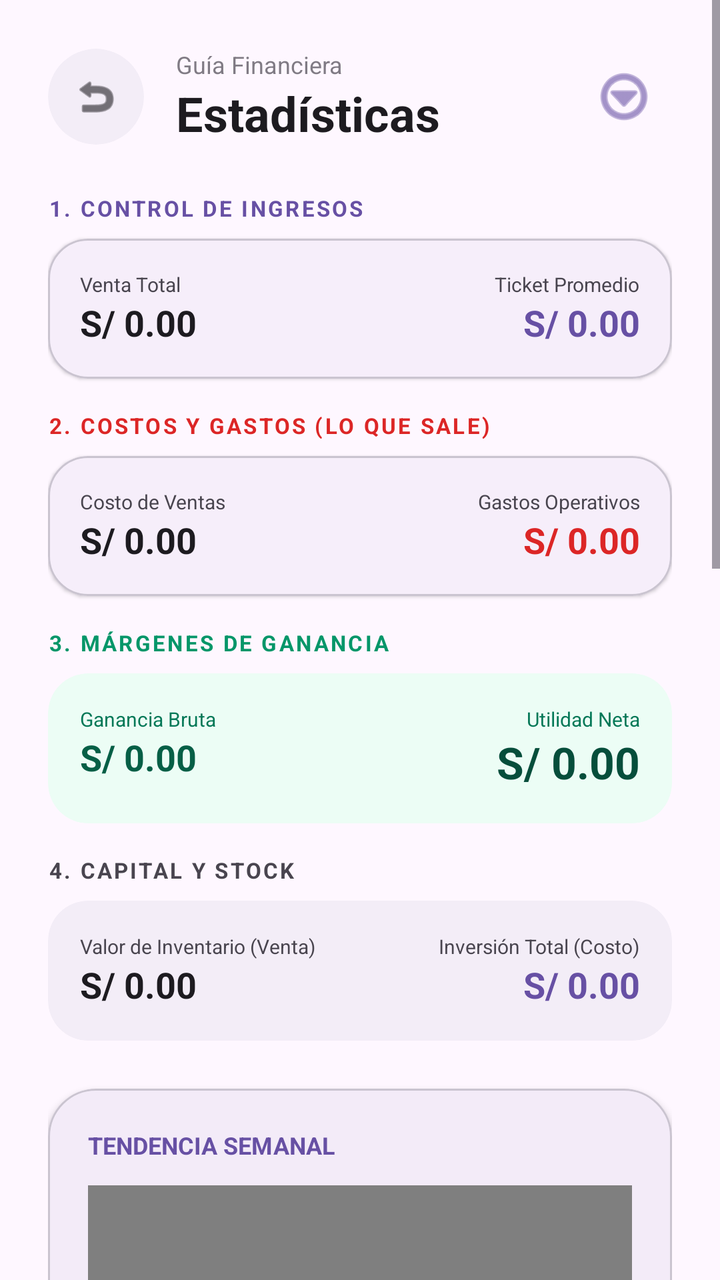
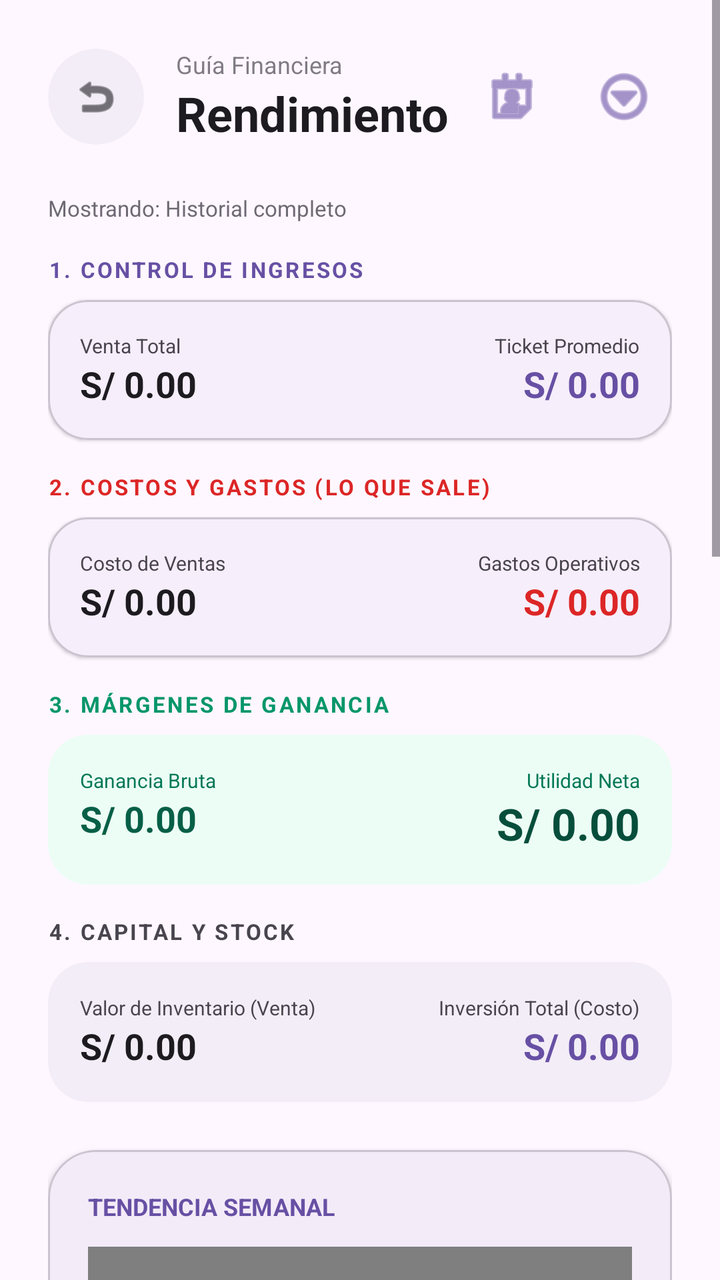

Compare the two renders of this Android layout. The source of the first and the diff that turns it into the second are given below.
<!-- AndroidManifest.xml: application theme Theme.Naxor -->
<!-- res/layout/activity_resumen.xml -->
<?xml version="1.0" encoding="utf-8"?>
<androidx.drawerlayout.widget.DrawerLayout xmlns:android="http://schemas.android.com/apk/res/android"
    xmlns:app="http://schemas.android.com/apk/res-auto"
    android:id="@+id/drawerLayoutResumen"
    android:layout_width="match_parent"
    android:layout_height="match_parent">

    <ScrollView
        android:layout_width="match_parent"
        android:layout_height="match_parent"
        android:background="?attr/colorSurface"
        android:fillViewport="true">

        <LinearLayout
            android:layout_width="match_parent"
            android:layout_height="wrap_content"
            android:orientation="vertical"
            android:padding="24dp">

            
            <LinearLayout
                android:layout_width="match_parent"
                android:layout_height="wrap_content"
                android:orientation="horizontal"
                android:gravity="center_vertical"
                android:layout_marginBottom="24dp">

                <com.google.android.material.card.MaterialCardView
                    android:id="@+id/btnBackResumen"
                    android:layout_width="48dp"
                    android:layout_height="48dp"
                    app:cardBackgroundColor="?attr/colorSurfaceContainer"
                    app:cardCornerRadius="24dp"
                    app:cardElevation="0dp"
                    app:strokeWidth="0dp"
                    android:clickable="true"
                    android:focusable="true">
                    <ImageView
                        android:layout_width="24dp"
                        android:layout_height="24dp"
                        android:layout_gravity="center"
                        android:src="@android:drawable/ic_menu_revert"
                        app:tint="?attr/colorOnSurface"
                        android:contentDescription="Regresar" />
                </com.google.android.material.card.MaterialCardView>

                <LinearLayout
                    android:layout_width="0dp"
                    android:layout_height="wrap_content"
                    android:layout_weight="1"
                    android:layout_marginStart="16dp"
                    android:orientation="vertical">
                    <TextView
                        android:layout_width="wrap_content"
                        android:layout_height="wrap_content"
                        android:text="Guía Financiera"
                        android:textSize="12sp"
                        android:textColor="?attr/colorOnSurfaceVariant"
                        android:alpha="0.7" />
                    <TextView
                        android:layout_width="wrap_content"
                        android:layout_height="wrap_content"
                        android:text="Estadísticas"
                        android:textSize="24sp"
                        android:textStyle="bold"
                        android:textColor="?attr/colorOnSurface" />
                </LinearLayout>

                <ImageButton
                    android:id="@+id/btnOpenMenuResumen"
                    android:layout_width="48dp"
                    android:layout_height="48dp"
                    android:background="?attr/selectableItemBackgroundBorderless"
                    android:src="@android:drawable/ic_menu_more"
                    app:tint="?attr/colorPrimary"
                    android:contentDescription="Opciones" />
            </LinearLayout>

            
            <TextView
                android:layout_width="wrap_content"
                android:layout_height="wrap_content"
                android:text="1. CONTROL DE INGRESOS"
                android:textSize="11sp"
                android:textStyle="bold"
                android:letterSpacing="0.1"
                android:textColor="?attr/colorPrimary"
                android:layout_marginBottom="8dp" />

            <com.google.android.material.card.MaterialCardView
                android:layout_width="match_parent"
                android:layout_height="wrap_content"
                android:layout_marginBottom="16dp"
                app:cardBackgroundColor="?attr/colorSurface"
                app:cardCornerRadius="20dp"
                app:cardElevation="1dp"
                app:strokeWidth="1dp"
                app:strokeColor="?attr/colorOutlineVariant">

                <LinearLayout
                    android:layout_width="match_parent"
                    android:layout_height="wrap_content"
                    android:orientation="horizontal"
                    android:padding="16dp">

                    <LinearLayout
                        android:layout_width="0dp"
                        android:layout_height="wrap_content"
                        android:layout_weight="1"
                        android:orientation="vertical">
                        <TextView
                            android:layout_width="wrap_content"
                            android:layout_height="wrap_content"
                            android:text="Venta Total"
                            android:textSize="10sp"
                            android:textColor="?attr/colorOnSurfaceVariant" />
                        <TextView
                            android:id="@+id/tvVentasTotalesResumen"
                            android:layout_width="wrap_content"
                            android:layout_height="wrap_content"
                            android:text="S/ 0.00"
                            android:textSize="18sp"
                            android:textStyle="bold"
                            app:autoSizeTextType="uniform"
                            app:autoSizeMinTextSize="12sp"
                            app:autoSizeMaxTextSize="18sp"
                            android:maxLines="1"
                            android:textColor="?attr/colorOnSurface" />
                    </LinearLayout>

                    <LinearLayout
                        android:layout_width="0dp"
                        android:layout_height="wrap_content"
                        android:layout_weight="1"
                        android:orientation="vertical"
                        android:gravity="end">
                        <TextView
                            android:layout_width="wrap_content"
                            android:layout_height="wrap_content"
                            android:text="Ticket Promedio"
                            android:textSize="10sp"
                            android:textColor="?attr/colorOnSurfaceVariant" />
                        <TextView
                            android:id="@+id/tvTicketPromedio"
                            android:layout_width="wrap_content"
                            android:layout_height="wrap_content"
                            android:text="S/ 0.00"
                            android:textSize="18sp"
                            android:textStyle="bold"
                            app:autoSizeTextType="uniform"
                            app:autoSizeMinTextSize="12sp"
                            app:autoSizeMaxTextSize="18sp"
                            android:maxLines="1"
                            android:textColor="?attr/colorPrimary" />
                    </LinearLayout>
                </LinearLayout>
            </com.google.android.material.card.MaterialCardView>

            
            <TextView
                android:layout_width="wrap_content"
                android:layout_height="wrap_content"
                android:text="2. COSTOS Y GASTOS (LO QUE SALE)"
                android:textSize="11sp"
                android:textStyle="bold"
                android:letterSpacing="0.1"
                android:textColor="@color/red_600"
                android:layout_marginBottom="8dp" />

            <com.google.android.material.card.MaterialCardView
                android:layout_width="match_parent"
                android:layout_height="wrap_content"
                android:layout_marginBottom="16dp"
                app:cardBackgroundColor="?attr/colorSurface"
                app:cardCornerRadius="20dp"
                app:cardElevation="1dp"
                app:strokeWidth="1dp"
                app:strokeColor="?attr/colorOutlineVariant">

                <LinearLayout
                    android:layout_width="match_parent"
                    android:layout_height="wrap_content"
                    android:orientation="horizontal"
                    android:padding="16dp">

                    <LinearLayout
                        android:layout_width="0dp"
                        android:layout_height="wrap_content"
                        android:layout_weight="1"
                        android:orientation="vertical">
                        <TextView
                            android:layout_width="wrap_content"
                            android:layout_height="wrap_content"
                            android:text="Costo de Ventas"
                            android:textSize="10sp"
                            android:textColor="?attr/colorOnSurfaceVariant" />
                        <TextView
                            android:id="@+id/tvCostoVentas"
                            android:layout_width="wrap_content"
                            android:layout_height="wrap_content"
                            android:text="S/ 0.00"
                            android:textSize="18sp"
                            android:textStyle="bold"
                            android:textColor="?attr/colorOnSurface" />
                    </LinearLayout>

                    <LinearLayout
                        android:layout_width="0dp"
                        android:layout_height="wrap_content"
                        android:layout_weight="1"
                        android:orientation="vertical"
                        android:gravity="end">
                        <TextView
                            android:layout_width="wrap_content"
                            android:layout_height="wrap_content"
                            android:text="Gastos Operativos"
                            android:textSize="10sp"
                            android:textColor="?attr/colorOnSurfaceVariant" />
                        <TextView
                            android:id="@+id/tvGastosTotalesResumen"
                            android:layout_width="wrap_content"
                            android:layout_height="wrap_content"
                            android:text="S/ 0.00"
                            android:textSize="18sp"
                            android:textStyle="bold"
                            android:textColor="@color/red_600" />
                    </LinearLayout>
                </LinearLayout>
            </com.google.android.material.card.MaterialCardView>

            
            <TextView
                android:layout_width="wrap_content"
                android:layout_height="wrap_content"
                android:text="3. MÁRGENES DE GANANCIA"
                android:textSize="11sp"
                android:textStyle="bold"
                android:letterSpacing="0.1"
                android:textColor="@color/emerald_600"
                android:layout_marginBottom="8dp" />

            <com.google.android.material.card.MaterialCardView
                android:layout_width="match_parent"
                android:layout_height="wrap_content"
                android:layout_marginBottom="16dp"
                app:cardBackgroundColor="@color/emerald_50"
                app:cardCornerRadius="20dp"
                app:cardElevation="0dp"
                app:strokeWidth="0dp">

                <LinearLayout
                    android:layout_width="match_parent"
                    android:layout_height="wrap_content"
                    android:orientation="horizontal"
                    android:padding="16dp">

                    <LinearLayout
                        android:layout_width="0dp"
                        android:layout_height="wrap_content"
                        android:layout_weight="1"
                        android:orientation="vertical">
                        <TextView
                            android:layout_width="wrap_content"
                            android:layout_height="wrap_content"
                            android:text="Ganancia Bruta"
                            android:textSize="10sp"
                            android:textColor="@color/emerald_700" />
                        <TextView
                            android:id="@+id/tvGananciaResumen"
                            android:layout_width="wrap_content"
                            android:layout_height="wrap_content"
                            android:text="S/ 0.00"
                            android:textSize="18sp"
                            android:textStyle="bold"
                            android:textColor="@color/emerald_800" />
                    </LinearLayout>

                    <LinearLayout
                        android:layout_width="0dp"
                        android:layout_height="wrap_content"
                        android:layout_weight="1"
                        android:orientation="vertical"
                        android:gravity="end">
                        <TextView
                            android:layout_width="wrap_content"
                            android:layout_height="wrap_content"
                            android:text="Utilidad Neta"
                            android:textSize="10sp"
                            android:textColor="@color/emerald_700" />
                        <TextView
                            android:id="@+id/tvUtilidadNeta"
                            android:layout_width="wrap_content"
                            android:layout_height="wrap_content"
                            android:text="S/ 0.00"
                            android:textSize="22sp"
                            android:textStyle="bold"
                            android:textColor="@color/emerald_900" />
                    </LinearLayout>
                </LinearLayout>
            </com.google.android.material.card.MaterialCardView>

            
            <TextView
                android:layout_width="wrap_content"
                android:layout_height="wrap_content"
                android:text="4. CAPITAL Y STOCK"
                android:textSize="11sp"
                android:textStyle="bold"
                android:letterSpacing="0.1"
                android:textColor="?attr/colorOnSurfaceVariant"
                android:layout_marginBottom="8dp" />

            <com.google.android.material.card.MaterialCardView
                android:layout_width="match_parent"
                android:layout_height="wrap_content"
                android:layout_marginBottom="24dp"
                app:cardBackgroundColor="?attr/colorSurfaceContainer"
                app:cardCornerRadius="20dp"
                app:cardElevation="0dp"
                app:strokeWidth="0dp">

                <LinearLayout
                    android:layout_width="match_parent"
                    android:layout_height="wrap_content"
                    android:padding="16dp"
                    android:orientation="horizontal">

                    <LinearLayout
                        android:layout_width="0dp"
                        android:layout_height="wrap_content"
                        android:layout_weight="1"
                        android:orientation="vertical">
                        <TextView
                            android:layout_width="wrap_content"
                            android:layout_height="wrap_content"
                            android:text="Valor de Inventario (Venta)"
                            android:textSize="10sp"
                            android:textColor="?attr/colorOnSurfaceVariant" />
                        <TextView
                            android:id="@+id/tvValorInventarioResumen"
                            android:layout_width="wrap_content"
                            android:layout_height="wrap_content"
                            android:text="S/ 0.00"
                            android:textSize="18sp"
                            android:textStyle="bold"
                            android:textColor="?attr/colorOnSurface" />
                    </LinearLayout>

                    <LinearLayout
                        android:layout_width="0dp"
                        android:layout_height="wrap_content"
                        android:layout_weight="1"
                        android:orientation="vertical"
                        android:gravity="end">
                        <TextView
                            android:layout_width="wrap_content"
                            android:layout_height="wrap_content"
                            android:text="Inversión Total (Costo)"
                            android:textSize="10sp"
                            android:textColor="?attr/colorOnSurfaceVariant" />
                        <TextView
                            android:id="@+id/tvInversionResumen"
                            android:layout_width="wrap_content"
                            android:layout_height="wrap_content"
                            android:text="S/ 0.00"
                            android:textSize="18sp"
                            android:textStyle="bold"
                            android:textColor="?attr/colorPrimary" />
                    </LinearLayout>
                </LinearLayout>
            </com.google.android.material.card.MaterialCardView>

            
            <com.google.android.material.card.MaterialCardView
                android:layout_width="match_parent"
                android:layout_height="wrap_content"
                android:layout_marginBottom="24dp"
                app:cardBackgroundColor="?attr/colorSurface"
                app:cardCornerRadius="24dp"
                app:cardElevation="2dp"
                app:strokeWidth="1dp"
                app:strokeColor="?attr/colorOutlineVariant">

                <LinearLayout
                    android:layout_width="match_parent"
                    android:layout_height="wrap_content"
                    android:orientation="vertical"
                    android:padding="20dp">

                    <TextView
                        android:layout_width="wrap_content"
                        android:layout_height="wrap_content"
                        android:text="TENDENCIA SEMANAL"
                        android:textSize="12sp"
                        android:textStyle="bold"
                        android:textColor="?attr/colorPrimary"
                        android:layout_marginBottom="12dp" />

                    <com.github.mikephil.charting.charts.BarChart
                        android:id="@+id/barChartSemana"
                        android:layout_width="match_parent"
                        android:layout_height="250dp"
                        android:layout_marginBottom="24dp" />

                    <View
                        android:layout_width="match_parent"
                        android:layout_height="1dp"
                        android:background="?attr/colorOutlineVariant"
                        android:layout_marginBottom="20dp" />

                    <TextView
                        android:layout_width="wrap_content"
                        android:layout_height="wrap_content"
                        android:text="VENTAS POR CATEGORÍA"
                        android:textSize="12sp"
                        android:textStyle="bold"
                        android:textColor="?attr/colorPrimary"
                        android:layout_marginBottom="12dp" />

                    <com.github.mikephil.charting.charts.PieChart
                        android:id="@+id/pieChartCategorias"
                        android:layout_width="match_parent"
                        android:layout_height="280dp" />
                </LinearLayout>
            </com.google.android.material.card.MaterialCardView>

            
            <com.google.android.material.card.MaterialCardView
                android:layout_width="match_parent"
                android:layout_height="wrap_content"
                android:layout_marginBottom="32dp"
                app:cardBackgroundColor="?attr/colorSurface"
                app:cardCornerRadius="24dp"
                app:cardElevation="2dp"
                app:strokeWidth="1dp"
                app:strokeColor="?attr/colorOutlineVariant">

                <LinearLayout
                    android:layout_width="match_parent"
                    android:layout_height="wrap_content"
                    android:orientation="vertical"
                    android:padding="20dp">

                    <TextView
                        android:layout_width="wrap_content"
                        android:layout_height="wrap_content"
                        android:text="PRODUCTOS ESTRELLA (TOP 3)"
                        android:textSize="12sp"
                        android:textStyle="bold"
                        android:textColor="?attr/colorPrimary"
                        android:layout_marginBottom="16dp" />

                    <LinearLayout
                        android:id="@+id/layoutTopProducts"
                        android:layout_width="match_parent"
                        android:layout_height="wrap_content"
                        android:orientation="vertical">

                        <TextView
                            android:layout_width="match_parent"
                            android:layout_height="wrap_content"
                            android:text="Registra ventas para ver tus productos estrella"
                            android:textColor="?attr/colorOnSurfaceVariant"
                            android:textSize="13sp"
                            android:gravity="center"
                            android:padding="20dp" />
                    </LinearLayout>
                </LinearLayout>
            </com.google.android.material.card.MaterialCardView>
        </LinearLayout>
    </ScrollView>

    
    <com.google.android.material.navigation.NavigationView
        android:id="@+id/navigationViewResumen"
        android:layout_width="wrap_content"
        android:layout_height="match_parent"
        android:layout_gravity="end"
        app:menu="@menu/menu_resumen_drawer"
        app:headerLayout="@layout/drawer_header_simple" />

</androidx.drawerlayout.widget.DrawerLayout>
<!-- res/layout/drawer_header_simple.xml (included above) -->
<?xml version="1.0" encoding="utf-8"?>
<LinearLayout xmlns:android="http://schemas.android.com/apk/res/android"
    android:layout_width="match_parent"
    android:layout_height="160dp"
    android:background="?attr/colorPrimary"
    android:gravity="bottom"
    android:orientation="vertical"
    android:padding="24dp">

    <TextView
        android:layout_width="wrap_content"
        android:layout_height="wrap_content"
        android:text="NAXOR"
        android:textColor="@android:color/white"
        android:textSize="24sp"
        android:textStyle="bold"
        android:letterSpacing="0.1" />

    <TextView
        android:layout_width="wrap_content"
        android:layout_height="wrap_content"
        android:text="SISTEMA COMERCIAL INTEGRAL"
        android:textColor="@android:color/white"
        android:textSize="10sp"
        android:alpha="0.8"
        android:letterSpacing="0.2"
        android:layout_marginTop="2dp" />

</LinearLayout>
<!-- resources referenced by this layout -->
<resources>
  <color name="emerald_50">#ECFDF5</color>
  <color name="emerald_600">#059669</color>
  <color name="emerald_700">#047857</color>
  <color name="emerald_800">#065F46</color>
  <color name="emerald_900">#064E3B</color>
  <color name="red_600">#DC2626</color>
  <style name="Theme.Naxor" parent="Base.Theme.Naxor" />
  <style name="Base.Theme.Naxor" parent="Theme.Material3.DayNight.NoActionBar">
          
          
      </style>
</resources>

<!-- the commit's change to res/layout/activity_resumen.xml (unified diff, before → after) -->
@@ -60,11 +60,21 @@
                     <TextView
                         android:layout_width="wrap_content"
                         android:layout_height="wrap_content"
-                        android:text="Estadísticas"
+                        android:text="Rendimiento"
                         android:textSize="24sp"
                         android:textStyle="bold"
                         android:textColor="?attr/colorOnSurface" />
                 </LinearLayout>
+
+                <ImageButton
+                    android:id="@+id/btnFilterDateMetricas"
+                    android:layout_width="48dp"
+                    android:layout_height="48dp"
+                    android:layout_marginEnd="8dp"
+                    android:background="?attr/selectableItemBackgroundBorderless"
+                    android:src="@android:drawable/ic_menu_my_calendar"
+                    app:tint="?attr/colorPrimary"
+                    android:contentDescription="Filtrar por fecha" />
 
                 <ImageButton
                     android:id="@+id/btnOpenMenuResumen"
@@ -76,6 +86,18 @@
                     android:contentDescription="Opciones" />
             </LinearLayout>
 
+            <TextView
+                android:id="@+id/tvCurrentFilterRange"
+                android:layout_width="match_parent"
+                android:layout_height="wrap_content"
+                android:layout_marginBottom="16dp"
+                android:text="Mostrando: Historial completo"
+                android:textSize="11sp"
+                android:textColor="?attr/colorOnSurfaceVariant"
+                android:alpha="0.8"
+                android:gravity="center_vertical"
+                android:visibility="visible" />
+
             
             <TextView
                 android:layout_width="wrap_content"
@@ -475,7 +497,7 @@
         android:id="@+id/navigationViewResumen"
         android:layout_width="wrap_content"
         android:layout_height="match_parent"
-        android:layout_gravity="end"
+        android:layout_gravity="start"
         app:menu="@menu/menu_resumen_drawer"
         app:headerLayout="@layout/drawer_header_simple" />
 
@@ -484,29 +506,20 @@
 <?xml version="1.0" encoding="utf-8"?>
 <LinearLayout xmlns:android="http://schemas.android.com/apk/res/android"
     android:layout_width="match_parent"
-    android:layout_height="160dp"
+    android:layout_height="80dp"
     android:background="?attr/colorPrimary"
-    android:gravity="bottom"
+    android:gravity="center_vertical"
     android:orientation="vertical"
-    android:padding="24dp">
-
-    <TextView
-        android:layout_width="wrap_content"
-        android:layout_height="wrap_content"
-        android:text="NAXOR"
-        android:textColor="@android:color/white"
-        android:textSize="24sp"
-        android:textStyle="bold"
-        android:letterSpacing="0.1" />
+    android:paddingHorizontal="24dp">
 
     <TextView
         android:layout_width="wrap_content"
         android:layout_height="wrap_content"
         android:text="SISTEMA COMERCIAL INTEGRAL"
         android:textColor="@android:color/white"
-        android:textSize="10sp"
-        android:alpha="0.8"
-        android:letterSpacing="0.2"
-        android:layout_marginTop="2dp" />
+        android:textSize="11sp"
+        android:alpha="0.9"
+        android:textStyle="bold"
+        android:letterSpacing="0.1" />
 
 </LinearLayout>
